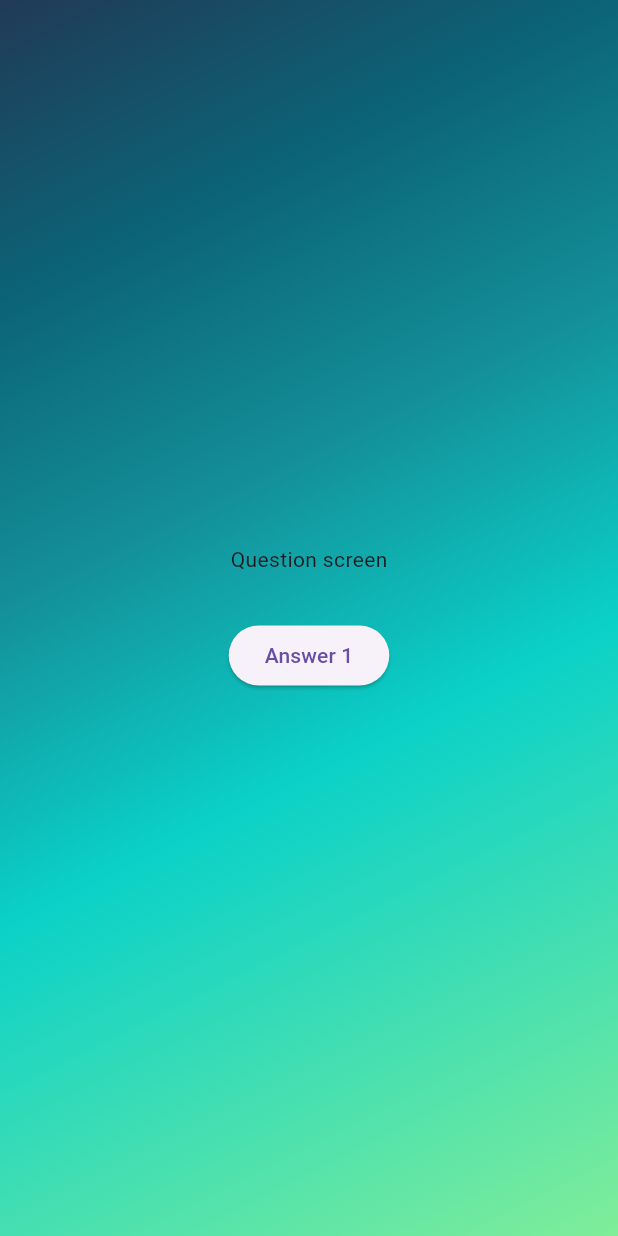
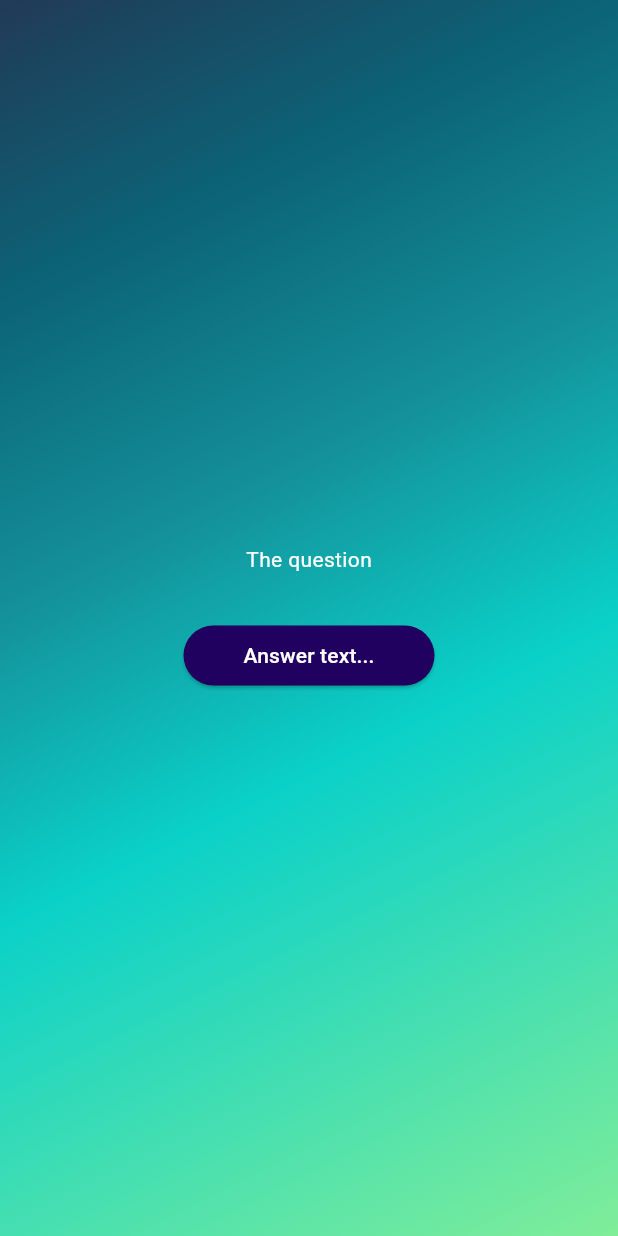
Before and after one commit to vohoangloc123/quiz_app, a Flutter app: the screen it shows after launch, after a tap on "Start Quiz", on a phone screen of 412 x 824 dp. Run offline on Flutter 3.47's test engine with Material 3 defaults, Android fonts, the phone set to English and light mode, and no system bars.

Commit message:
Added answer button

```diff
--- /dev/null
+++ b/lib/answer_button.dart
@@ -0,0 +1,20 @@
+import 'package:flutter/cupertino.dart';
+import 'package:flutter/material.dart';
+
+class AnswerButton extends StatelessWidget {
+  const AnswerButton({super.key, required this.answerText, required this.onTap});
+
+  final String answerText;
+  final void Function() onTap;
+  @override
+  Widget build(BuildContext context) {
+    return ElevatedButton(onPressed: onTap,
+        style: ElevatedButton.styleFrom(
+          padding: EdgeInsets.symmetric(vertical: 10, horizontal: 40),
+          backgroundColor: Color.fromARGB(255,33, 1, 95),
+          foregroundColor: Colors.white,
+          shape: RoundedRectangleBorder(borderRadius: BorderRadius.circular(40))
+        ),
+        child: Text(answerText));
+  }
+}
--- a/lib/questions_screen.dart
+++ b/lib/questions_screen.dart
@@ -1,5 +1,6 @@
 import 'package:flutter/cupertino.dart';
 import 'package:flutter/material.dart';
+import 'package:quiz_app/answer_button.dart';
 
 class QuestionsScreen extends StatefulWidget {
   const QuestionsScreen({super.key});
@@ -13,11 +14,13 @@ class _QuestionsScreenState extends State<QuestionsScreen> {
   Widget build(BuildContext context) {
     return Center(
       child: Column(mainAxisSize: MainAxisSize.min, children: [
-        const Text('Question screen'),
-        const SizedBox(
+        Text('The question', style: TextStyle(
+          color: Colors.white
+        ),),
+        SizedBox(
           height: 30,
         ),
-        ElevatedButton(onPressed: () {}, child: Text('Answer 1'))
+        AnswerButton(answerText:  'Answer text...', onTap: (){})
       ]),
     );
   }
```
